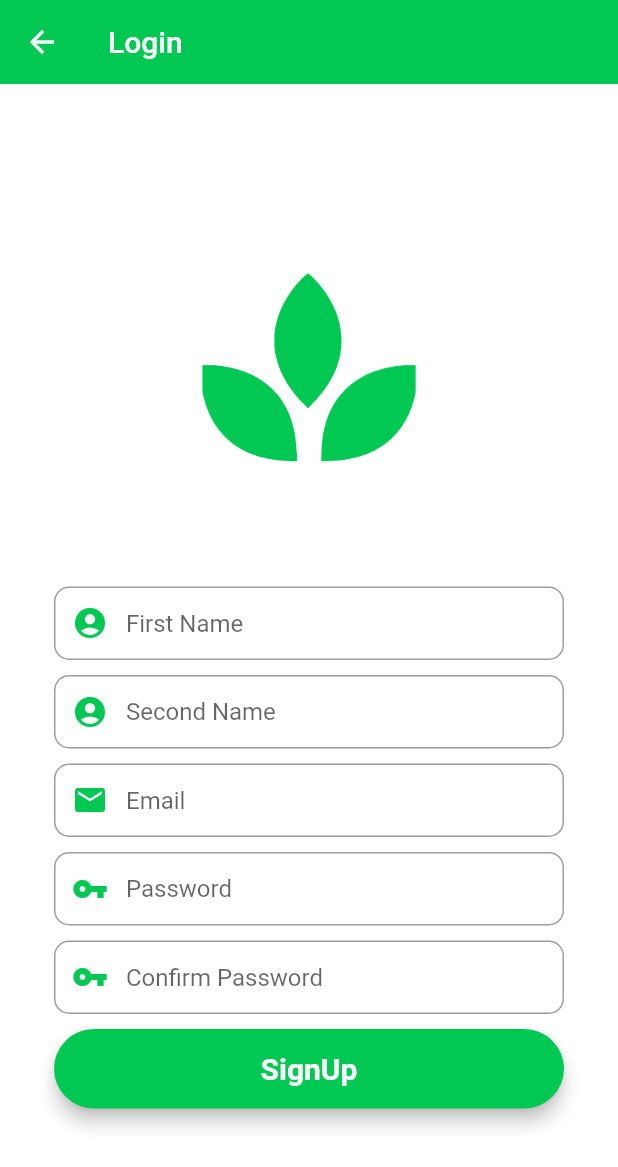
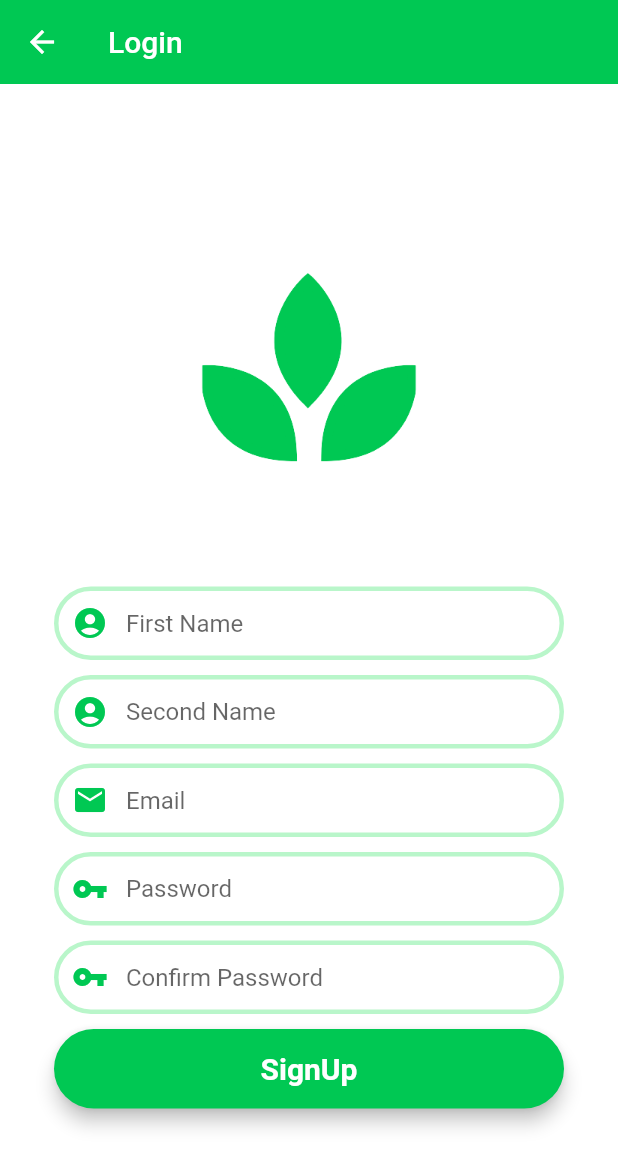
Before and after one commit to Daniel35Joseph/GreenPlanet, a Flutter app: the screen it shows after launch, after a tap on "SignUp", on a phone screen of 412 x 824 dp. Shown: the top 1167 px of the screen. Run offline on Flutter 3.47's test engine with Material 2 defaults, Android fonts, the phone set to English and light mode, and no system bars; our stand-ins replace cloud_firestore, firebase_auth, firebase_core, firebase_database, flutter_spinkit, fluttertoast and 1 more; accounts and stored records are empty.

Commit message:
Changing input frames colors

```diff
--- a/lib/Screens/Login_Registration/login_screen.dart
+++ b/lib/Screens/Login_Registration/login_screen.dart
@@ -31,6 +31,7 @@ class _LoginScreenState extends State<LoginScreen> {
   Widget build(BuildContext context) {
     //email field
     final emailField = TextFormField(
+        cursorColor: kPrimaryColor,
         autofocus: false,
         controller: emailController,
         keyboardType: TextInputType.emailAddress,
@@ -50,6 +51,20 @@ class _LoginScreenState extends State<LoginScreen> {
         },
         textInputAction: TextInputAction.next,
         decoration: InputDecoration(
+          focusedBorder: OutlineInputBorder(
+            borderRadius: BorderRadius.circular(29),
+            borderSide: BorderSide(
+              color: kPrimaryColor,
+              width: 3,
+            ),
+          ),
+          enabledBorder: OutlineInputBorder(
+            borderRadius: BorderRadius.circular(29),
+            borderSide: BorderSide(
+              color: kPrimaryLightColor,
+              width: 3.0,
+            ),
+          ),
           prefixIcon: Icon(
             Icons.mail,
             color: kPrimaryColor,
@@ -57,12 +72,17 @@ class _LoginScreenState extends State<LoginScreen> {
           contentPadding: EdgeInsets.fromLTRB(20, 15, 20, 15),
           hintText: "Email",
           border: OutlineInputBorder(
-            borderRadius: BorderRadius.circular(10),
+            borderRadius: BorderRadius.circular(29),
+            borderSide: BorderSide(
+              color: kPrimaryLightColor,
+              width: 3.0,
+            ),
           ),
         ));
 
     //password field
     final passwordField = TextFormField(
+        cursorColor: kPrimaryColor,
         autofocus: false,
         controller: passwordController,
         obscureText: true,
@@ -80,6 +100,20 @@ class _LoginScreenState extends State<LoginScreen> {
         },
         textInputAction: TextInputAction.done,
         decoration: InputDecoration(
+          focusedBorder: OutlineInputBorder(
+            borderRadius: BorderRadius.circular(29),
+            borderSide: BorderSide(
+              color: kPrimaryLightColor,
+              width: 3,
+            ),
+          ),
+          enabledBorder: OutlineInputBorder(
+            borderRadius: BorderRadius.circular(29),
+            borderSide: BorderSide(
+              color: kPrimaryLightColor,
+              width: 3.0,
+            ),
+          ),
           prefixIcon: Icon(
             Icons.vpn_key,
             color: kPrimaryColor,
@@ -87,7 +121,11 @@ class _LoginScreenState extends State<LoginScreen> {
           contentPadding: EdgeInsets.fromLTRB(20, 15, 20, 15),
           hintText: "Password",
           border: OutlineInputBorder(
-            borderRadius: BorderRadius.circular(10),
+            borderRadius: BorderRadius.circular(29),
+            borderSide: BorderSide(
+              color: kPrimaryLightColor,
+              width: 3.0,
+            ),
           ),
         ));
 
--- a/lib/Screens/Login_Registration/registration_screen.dart
+++ b/lib/Screens/Login_Registration/registration_screen.dart
@@ -36,6 +36,7 @@ class _RegistrationScreenState extends State<RegistrationScreen> {
   Widget build(BuildContext context) {
     //first name field
     final firstNameField = TextFormField(
+        cursorColor: kPrimaryColor,
         autofocus: false,
         controller: firstNameEditingController,
         keyboardType: TextInputType.name,
@@ -54,6 +55,20 @@ class _RegistrationScreenState extends State<RegistrationScreen> {
         },
         textInputAction: TextInputAction.next,
         decoration: InputDecoration(
+          focusedBorder: OutlineInputBorder(
+            borderRadius: BorderRadius.circular(29),
+            borderSide: BorderSide(
+              color: kPrimaryLightColor,
+              width: 3,
+            ),
+          ),
+          enabledBorder: OutlineInputBorder(
+            borderRadius: BorderRadius.circular(29),
+            borderSide: BorderSide(
+              color: kPrimaryLightColor,
+              width: 3.0,
+            ),
+          ),
           prefixIcon: Icon(
             Icons.account_circle,
             color: kPrimaryColor,
@@ -61,12 +76,13 @@ class _RegistrationScreenState extends State<RegistrationScreen> {
           contentPadding: EdgeInsets.fromLTRB(20, 15, 20, 15),
           hintText: "First Name",
           border: OutlineInputBorder(
-            borderRadius: BorderRadius.circular(10),
+            borderRadius: BorderRadius.circular(29),
           ),
         ));
 
     //second name field
     final secondNameField = TextFormField(
+        cursorColor: kPrimaryColor,
         autofocus: false,
         controller: secondNameEditingController,
         keyboardType: TextInputType.name,
@@ -81,6 +97,20 @@ class _RegistrationScreenState extends State<RegistrationScreen> {
         },
         textInputAction: TextInputAction.next,
         decoration: InputDecoration(
+          focusedBorder: OutlineInputBorder(
+            borderRadius: BorderRadius.circular(29),
+            borderSide: BorderSide(
+              color: kPrimaryLightColor,
+              width: 3,
+            ),
+          ),
+          enabledBorder: OutlineInputBorder(
+            borderRadius: BorderRadius.circular(29),
+            borderSide: BorderSide(
+              color: kPrimaryLightColor,
+              width: 3.0,
+            ),
+          ),
           prefixIcon: Icon(
             Icons.account_circle,
             color: kPrimaryColor,
@@ -88,12 +118,13 @@ class _RegistrationScreenState extends State<RegistrationScreen> {
           contentPadding: EdgeInsets.fromLTRB(20, 15, 20, 15),
           hintText: "Second Name",
           border: OutlineInputBorder(
-            borderRadius: BorderRadius.circular(10),
+            borderRadius: BorderRadius.circular(29),
           ),
         ));
 
     //email field
     final emailField = TextFormField(
+        cursorColor: kPrimaryColor,
         autofocus: false,
         controller: emailEditingController,
         keyboardType: TextInputType.emailAddress,
@@ -113,6 +144,20 @@ class _RegistrationScreenState extends State<RegistrationScreen> {
         },
         textInputAction: TextInputAction.next,
         decoration: InputDecoration(
+          focusedBorder: OutlineInputBorder(
+            borderRadius: BorderRadius.circular(29),
+            borderSide: BorderSide(
+              color: kPrimaryLightColor,
+              width: 3,
+            ),
+          ),
+          enabledBorder: OutlineInputBorder(
+            borderRadius: BorderRadius.circular(29),
+            borderSide: BorderSide(
+              color: kPrimaryLightColor,
+              width: 3.0,
+            ),
+          ),
           prefixIcon: Icon(
             Icons.mail,
             color: kPrimaryColor,
@@ -120,12 +165,13 @@ class _RegistrationScreenState extends State<RegistrationScreen> {
           contentPadding: EdgeInsets.fromLTRB(20, 15, 20, 15),
           hintText: "Email",
           border: OutlineInputBorder(
-            borderRadius: BorderRadius.circular(10),
+            borderRadius: BorderRadius.circular(29),
           ),
         ));
 
     //password field
     final passwordField = TextFormField(
+        cursorColor: kPrimaryColor,
         autofocus: false,
         controller: passwordEditingController,
         obscureText: true,
@@ -143,19 +189,35 @@ class _RegistrationScreenState extends State<RegistrationScreen> {
         },
         textInputAction: TextInputAction.next,
         decoration: InputDecoration(
+          focusedBorder: OutlineInputBorder(
+            borderRadius: BorderRadius.circular(29),
+            borderSide: BorderSide(
+              color: kPrimaryLightColor,
+              width: 3,
+            ),
+          ),
+          enabledBorder: OutlineInputBorder(
+            borderRadius: BorderRadius.circular(29),
+            borderSide: BorderSide(
+              color: kPrimaryLightColor,
+              width: 3.0,
+            ),
+          ),
           prefixIcon: Icon(
             Icons.vpn_key,
             color: kPrimaryColor,
           ),
+          focusColor: kPrimaryColor,
           contentPadding: EdgeInsets.fromLTRB(20, 15, 20, 15),
           hintText: "Password",
           border: OutlineInputBorder(
-            borderRadius: BorderRadius.circular(10),
+            borderRadius: BorderRadius.circular(29),
           ),
         ));
 
     //confirm password field
     final confirmPasswordField = TextFormField(
+        cursorColor: kPrimaryColor,
         autofocus: false,
         controller: confirmPasswordEditingController,
         obscureText: true,
@@ -171,6 +233,20 @@ class _RegistrationScreenState extends State<RegistrationScreen> {
         },
         textInputAction: TextInputAction.done,
         decoration: InputDecoration(
+          focusedBorder: OutlineInputBorder(
+            borderRadius: BorderRadius.circular(29),
+            borderSide: BorderSide(
+              color: kPrimaryLightColor,
+              width: 3,
+            ),
+          ),
+          enabledBorder: OutlineInputBorder(
+            borderRadius: BorderRadius.circular(29),
+            borderSide: BorderSide(
+              color: kPrimaryLightColor,
+              width: 3.0,
+            ),
+          ),
           prefixIcon: Icon(
             Icons.vpn_key,
             color: kPrimaryColor,
@@ -178,7 +254,7 @@ class _RegistrationScreenState extends State<RegistrationScreen> {
           contentPadding: EdgeInsets.fromLTRB(20, 15, 20, 15),
           hintText: "Confirm Password",
           border: OutlineInputBorder(
-            borderRadius: BorderRadius.circular(10),
+            borderRadius: BorderRadius.circular(29),
           ),
         ));
 
```
